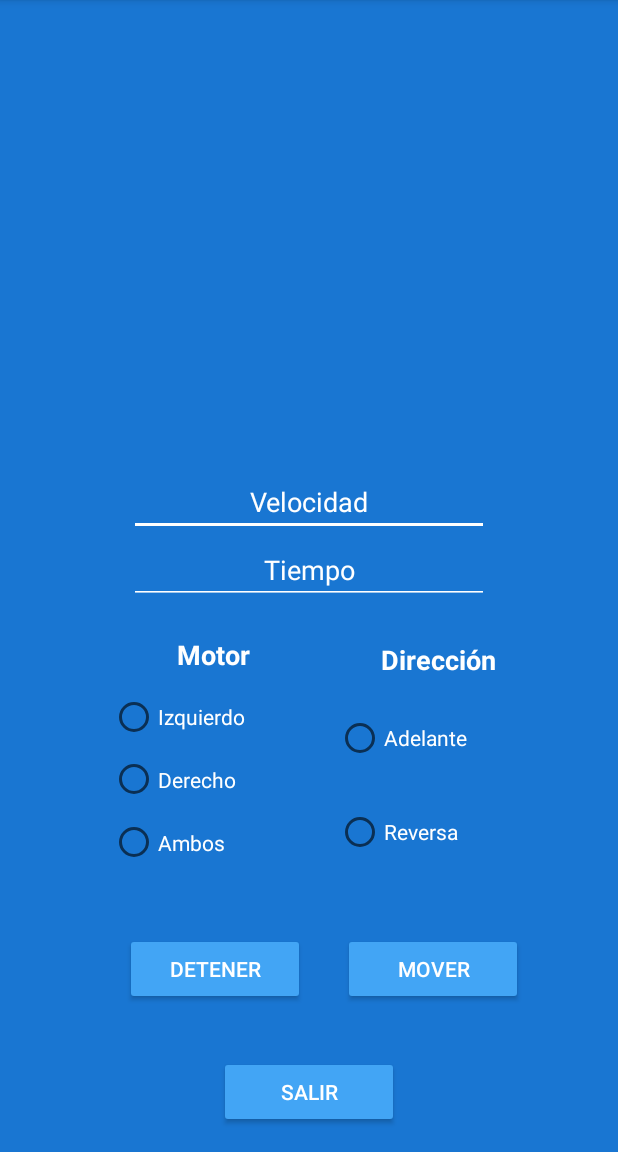
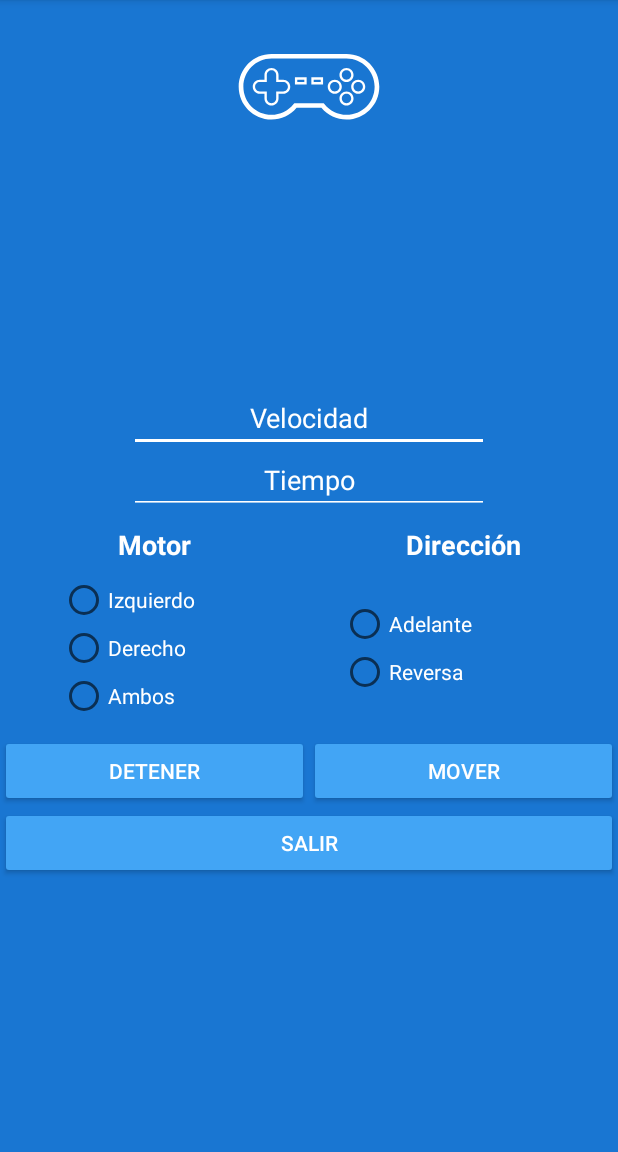
Before and after one commit to germantellezv/ControlRemoto, an Android app: the Main2Activity screen opened directly, with no data from a screen before it, on a phone screen of 412 x 824 dp, the part 84-1236 px from its top. Run offline under Robolectric (Android 15) with nearby library versions, the phone set to English and light mode, and no system bars; libraries missing offline, so code that uses them is left out: com.github.kittinunf.fuel, com.github.kittinunf.result.

Commit message:
Se reoarganizó el control de movimientos con LinearLayout y GridLayout

```diff
--- a/app/src/main/AndroidManifest.xml
+++ b/app/src/main/AndroidManifest.xml
@@ -11,10 +11,12 @@
             android:roundIcon="@mipmap/ic_launcher_round"
             android:supportsRtl="true"
             android:theme="@style/AppTheme">
-
+        <activity android:name=".test">
+        </activity>
         <activity android:name=".SplashScreen">
             <intent-filter>
                 <action android:name="android.intent.action.MAIN"/>
+
                 <category android:name="android.intent.category.LAUNCHER"/>
             </intent-filter>
         </activity>
--- a/app/src/main/res/layout/activity_main2.xml
+++ b/app/src/main/res/layout/activity_main2.xml
@@ -1,63 +1,103 @@
 <?xml version="1.0" encoding="utf-8"?>
-<androidx.constraintlayout.widget.ConstraintLayout
+<LinearLayout
         xmlns:android="http://schemas.android.com/apk/res/android"
         xmlns:tools="http://schemas.android.com/tools"
         xmlns:app="http://schemas.android.com/apk/res-auto"
         android:layout_width="match_parent"
         android:layout_height="match_parent"
+        android:orientation="vertical"
         tools:context=".Main2Activity"
         android:background="@color/secondaryColor">
 
-    <Button
-            android:id="@+id/button"
-            android:layout_width="120dp"
-            android:layout_height="wrap_content"
-            android:layout_marginEnd="63dp"
-            android:layout_marginBottom="34dp"
-            android:text="@string/BtnMover"
-            app:layout_constraintBottom_toTopOf="@+id/button3"
-            app:layout_constraintEnd_toEndOf="parent"
-            android:backgroundTint="@color/primaryColor"
-            android:textColor="@color/secondaryTextColor"
-
+    <ImageView
+            android:id="@+id/ic_joystick_mover"
+            android:src="@drawable/ic_joystick"
+            android:tint="@color/whiteColor"
+            android:layout_width="100dp"
+            android:layout_height="100dp"
+            android:layout_gravity="center_horizontal"
     />
 
+    <TextView
+            android:id="@+id/textView6"
+            android:layout_width="match_parent"
+            android:layout_height="150dp"
+            android:layout_marginTop="10dp"
+            android:layout_gravity="center_horizontal"/>
+    <GridLayout
+            android:layout_width="match_parent"
+            android:layout_height="wrap_content"
+            android:rowCount="2">
+
+        <EditText
+                android:id="@+id/editVelocidad"
+                android:layout_width="240dp"
+                android:layout_height="41dp"
+                android:ems="10"
+                android:hint="Velocidad"
+                android:inputType="number"
+                android:textAlignment="center"
+                android:textColor="@color/secondaryTextColor"
+                android:textColorHint="@color/secondaryTextColor"
+                android:backgroundTint="@color/whiteColor"
+                android:layout_row="0"
+                android:layout_gravity="center_horizontal"/>
+
+        <EditText
+                android:id="@+id/editTiempo"
+                android:layout_width="240dp"
+                android:layout_height="41dp"
+                android:backgroundTint="@color/whiteColor"
+                android:ems="10"
+                android:hint="Tiempo"
+                android:textColorHint="@color/secondaryTextColor"
+                android:inputType="number"
+                android:textAlignment="center"
+                android:layout_column="0"
+                android:layout_row="1"
+                android:layout_gravity="center_horizontal"/>
+
+    </GridLayout>
+
+
+    <GridLayout
+            android:layout_width="match_parent"
+            android:layout_height="wrap_content"
+            android:columnCount="2">
         <TextView
                 android:id="@+id/textView4"
                 android:layout_width="135dp"
                 android:layout_height="41dp"
-            android:layout_marginStart="59dp"
                 android:gravity="center"
                 android:text="@string/TvMotor"
                 android:textSize="18sp"
                 android:textStyle="bold"
-            app:layout_constraintBottom_toTopOf="@+id/radioGroup2"
-            app:layout_constraintEnd_toStartOf="@+id/textView5"
-            app:layout_constraintStart_toStartOf="parent"
-            android:textColor="@color/secondaryTextColor"/>
+                android:textColor="@color/secondaryTextColor"
+                android:layout_columnWeight="1"/>
 
         <TextView
                 android:id="@+id/textView5"
                 android:layout_width="135dp"
                 android:layout_height="41dp"
-            android:layout_marginEnd="52dp"
                 android:gravity="center"
                 android:text="@string/TvDireccion"
                 android:textSize="18sp"
                 android:textStyle="bold"
-            app:layout_constraintBottom_toTopOf="@+id/radioGroup"
-            app:layout_constraintEnd_toEndOf="parent"
-            android:textColor="@color/secondaryTextColor"/>
+                android:textColor="@color/secondaryTextColor"
+                android:layout_columnWeight="1"/>
+    </GridLayout>
+
+    <GridLayout
+            android:layout_width="match_parent"
+            android:layout_height="wrap_content"
+            android:columnCount="4">
 
         <RadioGroup
                 android:id="@+id/radioGroup2"
-            android:layout_width="135dp"
-            android:layout_height="125dp"
-            android:layout_marginBottom="39dp"
-            app:layout_constraintBottom_toTopOf="@+id/button2"
-            app:layout_constraintEnd_toEndOf="@+id/button2"
-            app:layout_constraintHorizontal_bias="0.666"
-            app:layout_constraintStart_toStartOf="@+id/button2">
+                android:layout_columnWeight="1"
+                android:layout_column="1"
+                android:layout_marginLeft="40dp"
+        >
 
             <RadioButton
                     android:id="@+id/radioButton_left"
@@ -65,8 +105,7 @@
                     android:layout_height="wrap_content"
                     android:layout_weight="1"
                     android:text="@string/RbIzquierdo"
-                android:textColor="@color/secondaryTextColor"
-                />
+                    android:textColor="@color/secondaryTextColor"/>
 
             <RadioButton
                     android:id="@+id/radioButton_right"
@@ -74,40 +113,31 @@
                     android:layout_height="wrap_content"
                     android:layout_weight="1"
                     android:text="@string/RbDerecho"
-                android:textColor="@color/secondaryTextColor"
-                />
+                    android:textColor="@color/secondaryTextColor"/>
 
             <RadioButton
                     android:id="@+id/radioButton_both"
-                android:layout_width="111dp"
+                    android:layout_width="match_parent"
                     android:layout_height="wrap_content"
                     android:layout_weight="1"
                     android:text="@string/RbAmbos"
-                android:textColor="@color/secondaryTextColor"
-                />
+                    android:textColor="@color/secondaryTextColor"/>
 
         </RadioGroup>
 
         <RadioGroup
                 android:id="@+id/radioGroup"
-            android:layout_width="135dp"
-            android:layout_height="125dp"
-            android:layout_marginBottom="36dp"
-            app:layout_constraintBottom_toTopOf="@+id/button"
-            app:layout_constraintEnd_toEndOf="@+id/button"
-            app:layout_constraintStart_toStartOf="@+id/button"
-            app:layout_constraintHorizontal_bias="0.333">
+                android:layout_gravity="center_vertical"
+                android:layout_columnWeight="1"
+                >
 
             <RadioButton
                     android:id="@+id/radioButton_F"
-                android:layout_width="135dp"
+                    android:layout_width="match_parent"
                     android:layout_height="wrap_content"
                     android:layout_weight="1"
                     android:text="@string/RbAdelante"
-                android:textColor="@color/secondaryTextColor"
-
-
-        />
+                    android:textColor="@color/secondaryTextColor"/>
 
             <RadioButton
                     android:id="@+id/radioButton_R"
@@ -115,88 +145,48 @@
                     android:layout_height="wrap_content"
                     android:layout_weight="1"
                     android:text="@string/RbReversa"
-                android:textColor="@color/secondaryTextColor"
-        />
+                    android:textColor="@color/secondaryTextColor"/>
+
         </RadioGroup>
+    </GridLayout>
 
-    <TextView
-            android:id="@+id/textView6"
-            android:layout_width="350dp"
-            android:layout_height="70dp"
-            android:layout_marginStart="17dp"
-            android:layout_marginTop="16dp"
-            android:layout_marginEnd="17dp"
-            android:layout_marginBottom="15dp"
-            android:gravity="center"
-            app:layout_constraintBottom_toTopOf="@+id/editVelocidad"
-            app:layout_constraintEnd_toEndOf="parent"
-            app:layout_constraintStart_toStartOf="parent"
-            app:layout_constraintTop_toTopOf="parent" />
-
-    <EditText
-            android:id="@+id/editVelocidad"
-            android:layout_width="240dp"
-            android:layout_height="41dp"
-            android:layout_marginStart="72dp"
-            android:layout_marginEnd="72dp"
-            android:layout_marginBottom="4dp"
-            android:ems="10"
-            android:hint="Velocidad"
-            android:inputType="number"
-            android:textAlignment="center"
-            android:textColor="@color/secondaryTextColor"
-            android:textColorHint="@color/secondaryTextColor"
-            android:backgroundTint="@color/whiteColor"
-            app:layout_constraintBottom_toTopOf="@+id/editTiempo"
-            app:layout_constraintEnd_toEndOf="parent"
-            app:layout_constraintStart_toStartOf="parent" />
-
-    <EditText
-            android:id="@+id/editTiempo"
-            android:layout_width="240dp"
-            android:layout_height="41dp"
-            android:layout_marginStart="72dp"
-            android:layout_marginEnd="72dp"
-            android:layout_marginBottom="13dp"
-            android:ems="10"
-            android:hint="Tiempo"
-            android:inputType="number"
-            android:textAlignment="center"
-            android:backgroundTint="@color/whiteColor"
-            android:textColorHint="@color/secondaryTextColor"
-            app:layout_constraintBottom_toTopOf="@+id/textView4"
-            app:layout_constraintEnd_toEndOf="parent"
-            app:layout_constraintStart_toStartOf="parent" />
+    <GridLayout
+            android:layout_width="match_parent"
+            android:layout_height="wrap_content"
+            android:columnCount="2"
+            android:layout_marginTop="10dp"
+    >
 
         <Button
                 android:id="@+id/button2"
-            android:layout_width="120dp"
                 android:layout_height="wrap_content"
+                android:layout_columnWeight="1"
                 android:backgroundTint="@color/primaryColor"
-            android:layout_marginStart="69dp"
-            android:layout_marginEnd="12dp"
-            android:layout_marginBottom="34dp"
                 android:text="@string/BtnDetener"
                 android:textColor="@color/secondaryTextColor"
-            app:layout_constraintBottom_toTopOf="@+id/button3"
-            app:layout_constraintEnd_toStartOf="@+id/button"
-            app:layout_constraintStart_toStartOf="parent"
 
         />
 
         <Button
+                android:id="@+id/button"
+                android:layout_columnWeight="1"
+                android:layout_height="wrap_content"
+                android:text="@string/BtnMover"
+                android:backgroundTint="@color/primaryColor"
+                android:textColor="@color/secondaryTextColor"
+
+        />
+
+    </GridLayout>
+
+
+    <Button
             android:id="@+id/button3"
-            android:layout_width="120dp"
+            android:layout_width="match_parent"
             android:layout_height="wrap_content"
             android:backgroundTint="@color/primaryColor"
-            android:layout_marginStart="132dp"
-            android:layout_marginEnd="132dp"
-            android:layout_marginBottom="16dp"
             android:text="@string/BtnSalir"
             android:textColor="@color/secondaryTextColor"
-            app:layout_constraintBottom_toBottomOf="parent"
-            app:layout_constraintEnd_toEndOf="parent"
-            app:layout_constraintStart_toStartOf="parent"
     />
 
-</androidx.constraintlayout.widget.ConstraintLayout>
+</LinearLayout>
```
Lines whose indentation alone changed are shown as unchanged.
